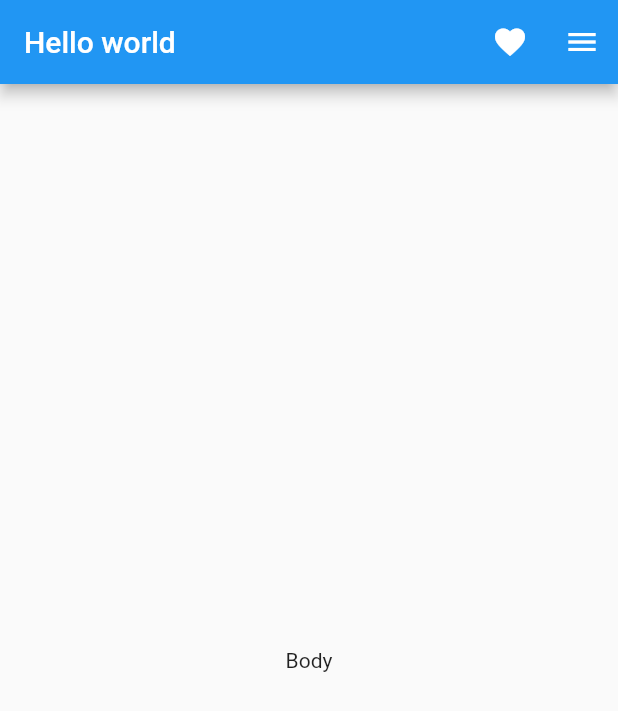
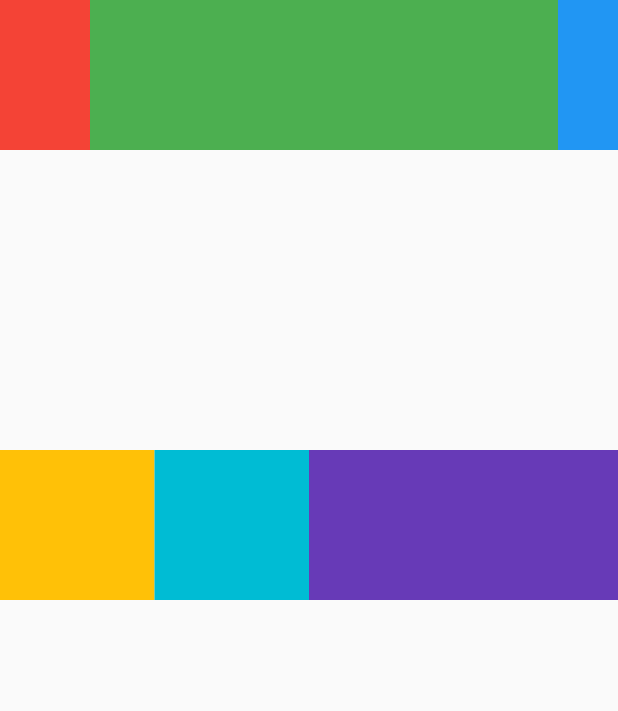
Before and after one commit to christianhussmann/MobileProgramming23, a Flutter app: the screen it shows after launch, on a phone screen of 412 x 824 dp. Shown: the top 711 px of the screen. Run offline on Flutter 3.47's test engine with Material 2 defaults, Android fonts, the phone set to English and light mode, and no system bars.

Commit message:
Sizing screen

```diff
--- a/layout/lib/main.dart
+++ b/layout/lib/main.dart
@@ -7,6 +7,7 @@ import 'package:layout/cookie_recipe_screen.dart';
 import 'package:layout/grid_screen.dart';
 import 'package:layout/my_painter.dart';
 import 'package:layout/scrollable_list_screen.dart';
+import 'package:layout/sizing_screen.dart';
 
 import 'basic_material_app.dart';
 import 'framed_screen.dart';
@@ -21,16 +22,17 @@ class MyApp extends StatelessWidget {
   // This widget is the root of your application.
   @override
   Widget build(BuildContext context) {
-    if (Platform.isIOS) {
-      return BasicCupertinoApp();
-    } else {
-      return BasicMaterialApp();
-    }
-    // return MaterialApp(
-    //   // home: FrammedScreen(),
-    //   // home: CookieRecipeScreen(),
-    //   // home: ScrollableListScreen()
-    //   // home: GridScreen()
-    // );
+    // if (Platform.isIOS) {
+    //   return BasicCupertinoApp();
+    // } else {
+    //   return BasicMaterialApp();
+    // }
+    return MaterialApp(
+      // home: FrammedScreen(),
+      // home: CookieRecipeScreen(),
+      // home: ScrollableListScreen()
+      // home: GridScreen()
+      home: SizingScreen()
+    );
   }
 }
--- /dev/null
+++ b/layout/lib/sizing_screen.dart
@@ -0,0 +1,35 @@
+import 'package:flutter/material.dart';
+
+class SizingScreen extends StatelessWidget {
+  @override
+  Widget build(BuildContext context) {
+    return Scaffold(
+      body: Column(children: [
+        _buildExpandedRow(),
+        SizedBox(height: 200,),
+        _buildFlexibleRow(),
+      ]),
+    );
+  }
+
+  Row _buildFlexibleRow() {
+    return Row(
+      children: [
+        Flexible(child: Container(height: 100, color: Colors.amber)),
+        Flexible(child: Container(height: 100, color: Colors.cyan)),
+        Flexible(
+            flex: 2, child: Container(height: 100, color: Colors.deepPurple)),
+      ],
+    );
+  }
+
+  Row _buildExpandedRow() {
+    return Row(
+      children: [
+        Container(width: 60, height: 100, color: Colors.red),
+        Expanded(child: Container(width: 20, height: 100, color: Colors.green)),
+        Container(width: 40, height: 100, color: Colors.blue)
+      ],
+    );
+  }
+}
```
